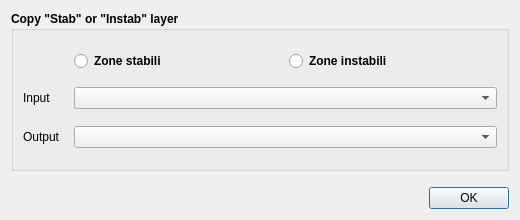
First picture: the form in tb_copia_ms.ui, repository CNR-IGAG/mzs-tools, before the edit.
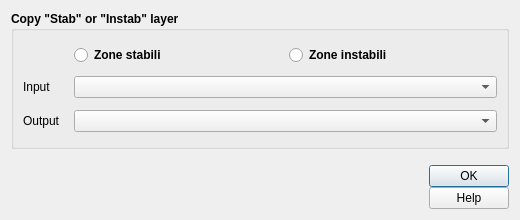
Second picture: the form after the edit. Icons and pictures are not drawn.

Diff of the .ui file:
```diff
--- a/tb_copia_ms.ui
+++ b/tb_copia_ms.ui
@@ -224,22 +224,6 @@
       </widget>
      </item>
      <item row="0" column="3">
-      <widget class="QDialogButtonBox" name="button_box">
-       <property name="cursor">
-        <cursorShape>PointingHandCursor</cursorShape>
-       </property>
-       <property name="orientation">
-        <enum>Qt::Vertical</enum>
-       </property>
-       <property name="standardButtons">
-        <set>QDialogButtonBox::Ok</set>
-       </property>
-       <property name="centerButtons">
-        <bool>true</bool>
-       </property>
-      </widget>
-     </item>
-     <item row="0" column="2">
       <spacer name="horizontalSpacer">
        <property name="orientation">
         <enum>Qt::Horizontal</enum>
@@ -252,8 +236,38 @@
        </property>
       </spacer>
      </item>
-     <item row="0" column="1">
-      <widget class="QLabel" name="igag">
+     <item row="0" column="4">
+      <layout class="QVBoxLayout" name="verticalLayout">
+       <item>
+        <widget class="QDialogButtonBox" name="button_box">
+         <property name="cursor">
+          <cursorShape>PointingHandCursor</cursorShape>
+         </property>
+         <property name="orientation">
+          <enum>Qt::Vertical</enum>
+         </property>
+         <property name="standardButtons">
+          <set>QDialogButtonBox::Ok</set>
+         </property>
+         <property name="centerButtons">
+          <bool>true</bool>
+         </property>
+        </widget>
+       </item>
+       <item>
+        <widget class="QPushButton" name="help_button">
+         <property name="cursor">
+          <cursorShape>PointingHandCursor</cursorShape>
+         </property>
+         <property name="text">
+          <string>Help</string>
+         </property>
+        </widget>
+       </item>
+      </layout>
+     </item>
+     <item row="0" column="2">
+      <widget class="QLabel" name="labgis">
        <property name="sizePolicy">
         <sizepolicy hsizetype="Preferred" vsizetype="Fixed">
          <horstretch>0</horstretch>
```
Left out of the diff: 21 changed lines with no effect on the pictures.
